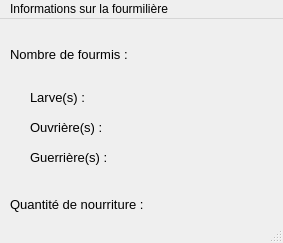
The window that Fourmis/anthillstatus.ui (S-HENR/Projet_LP73) describes before a commit, drawn with Qt 5.
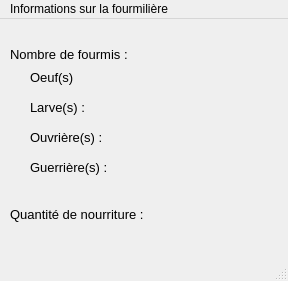
The same window after the commit.

Commit message: Nb_egg added in information window

Diff of the .ui file:
```diff
--- a/Fourmis/anthillstatus.ui
+++ b/Fourmis/anthillstatus.ui
@@ -6,8 +6,8 @@
    <rect>
     <x>0</x>
     <y>0</y>
-    <width>283</width>
-    <height>243</height>
+    <width>288</width>
+    <height>281</height>
    </rect>
   </property>
   <property name="windowTitle">
@@ -57,7 +57,7 @@
     <property name="geometry">
      <rect>
       <x>10</x>
-      <y>170</y>
+      <y>180</y>
       <width>141</width>
       <height>31</height>
      </rect>
@@ -75,7 +75,7 @@
     <property name="geometry">
      <rect>
       <x>170</x>
-      <y>170</y>
+      <y>180</y>
       <width>71</width>
       <height>31</height>
      </rect>
@@ -96,7 +96,7 @@
     <property name="geometry">
      <rect>
       <x>30</x>
-      <y>70</y>
+      <y>80</y>
       <width>61</width>
       <height>16</height>
      </rect>
@@ -114,7 +114,7 @@
     <property name="geometry">
      <rect>
       <x>30</x>
-      <y>100</y>
+      <y>110</y>
       <width>81</width>
       <height>16</height>
      </rect>
@@ -132,7 +132,7 @@
     <property name="geometry">
      <rect>
       <x>30</x>
-      <y>130</y>
+      <y>140</y>
       <width>81</width>
       <height>16</height>
      </rect>
@@ -150,7 +150,7 @@
     <property name="geometry">
      <rect>
       <x>120</x>
-      <y>60</y>
+      <y>70</y>
       <width>91</width>
       <height>31</height>
      </rect>
@@ -171,7 +171,7 @@
     <property name="geometry">
      <rect>
       <x>120</x>
-      <y>90</y>
+      <y>100</y>
       <width>91</width>
       <height>31</height>
      </rect>
@@ -192,7 +192,7 @@
     <property name="geometry">
      <rect>
       <x>120</x>
-      <y>120</y>
+      <y>130</y>
       <width>91</width>
       <height>31</height>
      </rect>
@@ -209,13 +209,52 @@
      <bool>false</bool>
     </property>
    </widget>
+   <widget class="QLabel" name="label_nb_egg">
+    <property name="geometry">
+     <rect>
+      <x>120</x>
+      <y>40</y>
+      <width>91</width>
+      <height>31</height>
+     </rect>
+    </property>
+    <property name="font">
+     <font>
+      <pointsize>12</pointsize>
+     </font>
+    </property>
+    <property name="text">
+     <string/>
+    </property>
+    <property name="scaledContents">
+     <bool>false</bool>
+    </property>
+   </widget>
+   <widget class="QLabel" name="label_6">
+    <property name="geometry">
+     <rect>
+      <x>30</x>
+      <y>50</y>
+      <width>81</width>
+      <height>16</height>
+     </rect>
+    </property>
+    <property name="font">
+     <font>
+      <pointsize>10</pointsize>
+     </font>
+    </property>
+    <property name="text">
+     <string>Oeuf(s)</string>
+    </property>
+   </widget>
   </widget>
   <widget class="QMenuBar" name="menubar">
    <property name="geometry">
     <rect>
      <x>0</x>
      <y>0</y>
-     <width>283</width>
+     <width>288</width>
      <height>20</height>
     </rect>
    </property>
```
The commit also changes 3 other files.
